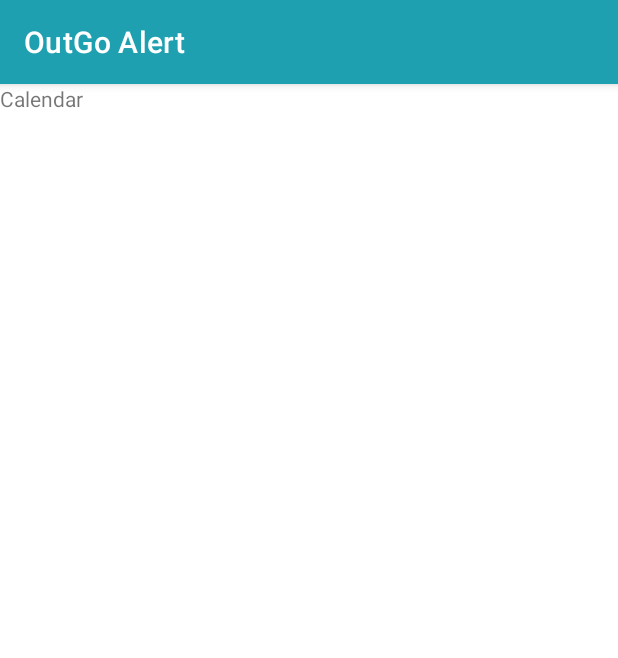
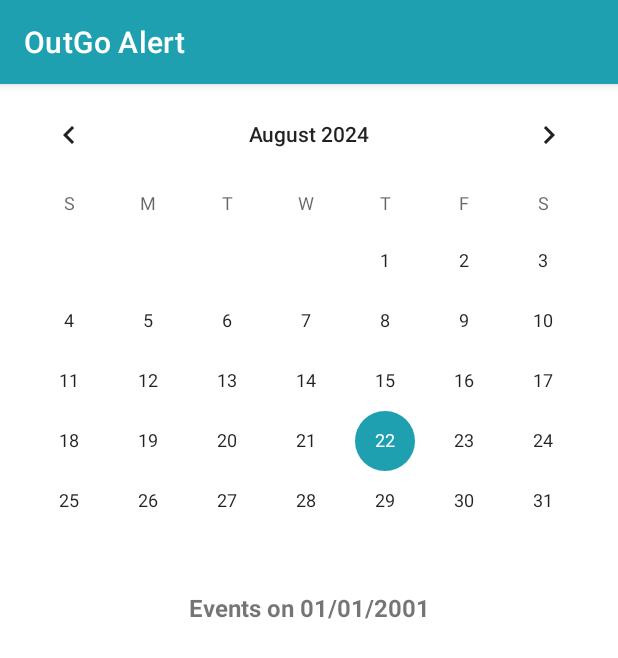
Before and after one commit to vchu22/OutGo-Alert, an Android app: the fragment TabPageCalendar shown on its own in the app's theme, on a phone screen of 412 x 824 dp. Shown: the top 658 px of the screen. Run offline under Robolectric (Android 15) with nearby library versions, the light colour scheme and no system bars.

Commit message:
add to Event Calenders tab page layout

```diff
--- a/app/src/main/res/layout/tab_page_calendar.xml
+++ b/app/src/main/res/layout/tab_page_calendar.xml
@@ -1,14 +1,34 @@
 <?xml version="1.0" encoding="utf-8"?>
-<FrameLayout xmlns:android="http://schemas.android.com/apk/res/android"
+<androidx.constraintlayout.widget.ConstraintLayout xmlns:android="http://schemas.android.com/apk/res/android"
     xmlns:tools="http://schemas.android.com/tools"
     android:layout_width="match_parent"
     android:layout_height="match_parent"
+    xmlns:app="http://schemas.android.com/apk/res-auto"
     tools:context=".ui.events.pages.TabPageCalendar">
 
-    <!-- TODO: Update blank fragment layout -->
+    <CalendarView
+        android:id="@+id/calendar_outdoor_events"
+        android:layout_width="match_parent"
+        android:layout_height="wrap_content"
+        app:layout_constraintTop_toTopOf="parent"/>
+
     <TextView
+        android:id="@+id/text_events_on_date"
         android:layout_width="match_parent"
-        android:layout_height="match_parent"
-        android:text="Calendar" />
+        android:layout_height="wrap_content"
+        android:gravity="center"
+        android:textAlignment="center"
+        android:textStyle="bold"
+        android:textSize="16sp"
+        android:text="@string/title_events_on_date"
+        app:layout_constraintTop_toBottomOf="@+id/calendar_outdoor_events"/>
 
-</FrameLayout>
+    <androidx.recyclerview.widget.RecyclerView
+        android:id="@+id/recycler_view_outdoor_events_list"
+        android:layout_width="match_parent"
+        android:layout_height="wrap_content"
+        android:layout_marginTop="12sp"
+        android:paddingHorizontal="24sp"
+        app:layout_constraintTop_toBottomOf="@id/text_events_on_date"/>
+
+</androidx.constraintlayout.widget.ConstraintLayout>
--- a/app/src/main/res/values/strings.xml
+++ b/app/src/main/res/values/strings.xml
@@ -26,4 +26,5 @@
     <string name="repeated_events_title">Repeated Events</string>
     <string name="onetime_events_title">One-Time Events</string>
     <string name="add_button_text">+ Add</string>
+    <string name="title_events_on_date">Events on 01/01/2001</string>
 </resources>
```
